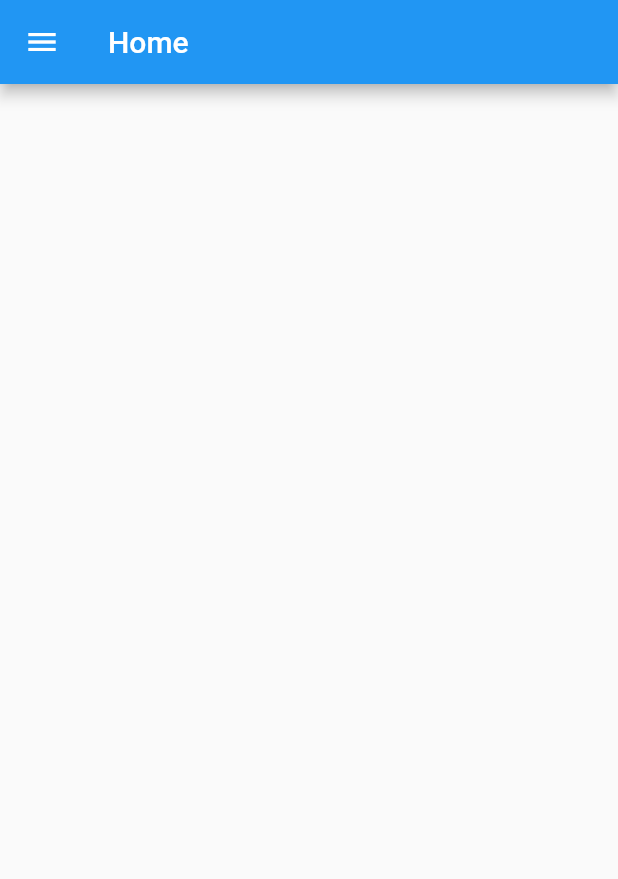
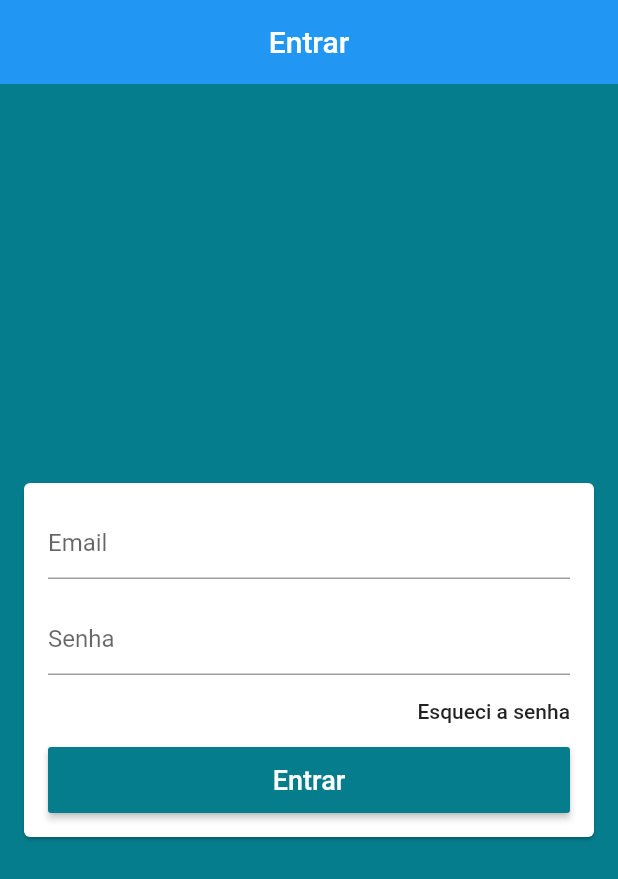
Before and after one commit to 7Gabriel/flutter-app, a Flutter app: the screen it shows after launch, on a phone screen of 412 x 824 dp. Shown: the top 879 px of the screen. Run offline on Flutter 3.47's test engine with Material 2 defaults, Android fonts, the phone set to English and light mode, and no system bars; our stand-ins replace cloud_firestore, firebase_auth, firebase_core; accounts and stored records are empty.

Commit message:
feat: create login

```diff
--- /dev/null
+++ b/lib/helpers/validators.dart
@@ -0,0 +1,5 @@
+bool emailValid(String email){
+  final RegExp regex = RegExp(
+      r"^(([^<>()[\]\\.,;:\s@\']+(\.[^<>()[\]\\.,;:\s@\']+)*)|(\'.+\'))@((\[[0-9]{1,3}\.[0-9]{1,3}\.[0-9]{1,3}\.[0-9]{1,3}\])|(([a-zA-Z\-0-9]+\.)+[a-zA-Z]{2,}))$");
+  return regex.hasMatch(email);
+}
--- a/lib/main.dart
+++ b/lib/main.dart
@@ -1,7 +1,9 @@
 import 'package:cloud_firestore/cloud_firestore.dart';
 import 'package:firebase_core/firebase_core.dart';
 import 'package:flutter/material.dart';
+import 'package:loja_virtual/models/user_manager.dart';
 import 'package:loja_virtual/screens/base/base_screen.dart';
+import 'package:provider/provider.dart';
 
 Future <void> main() async {
 
@@ -9,7 +11,6 @@ Future <void> main() async {
   await Firebase.initializeApp();
   runApp(const MyApp());
 
-  FirebaseFirestore.instance.collection('usuarios').add({'nome': 'joao', 'idade': '37'});
 }
 
 class MyApp extends StatelessWidget {
@@ -19,106 +20,20 @@ class MyApp extends StatelessWidget {
   @override
   Widget build(BuildContext context) {
 
-    return MaterialApp(
-      title: 'Loja do Joao',
-    theme: ThemeData(
-        // This is the theme of your application.
-        //
-        // Try running your application with "flutter run". You'll see the
-        // application has a blue toolbar. Then, without quitting the app, try
-        // changing the primarySwatch below to Colors.green and then invoke
-        // "hot reload" (press "r" in the console where you ran "flutter run",
-        // or simply save your changes to "hot reload" in a Flutter IDE).
-        // Notice that the counter didn't reset back to zero; the application
-        // is not restarted.
-        primarySwatch: Colors.blue,
+    return ChangeNotifierProvider(
+      create: (_) => UserManager(),
+      child: MaterialApp(
+        title: 'Loja do Joao',
+      theme: ThemeData(
+          primaryColor: const Color.fromARGB(255, 5, 125, 141),
+        scaffoldBackgroundColor: const Color.fromARGB(255, 5, 125, 141),
+        appBarTheme: const AppBarTheme(
+          elevation: 0
+        ),
+        visualDensity: VisualDensity.adaptivePlatformDensity,
+        ),
+        home: BaseScreen(),
       ),
-      home: BaseScreen(),
     );
   }
 }
-
-class MyHomePage extends StatefulWidget {
-  const MyHomePage({Key? key, required this.title}) : super(key: key);
-
-  // This widget is the home page of your application. It is stateful, meaning
-  // that it has a State object (defined below) that contains fields that affect
-  // how it looks.
-
-  // This class is the configuration for the state. It holds the values (in this
-  // case the title) provided by the parent (in this case the App widget) and
-  // used by the build method of the State. Fields in a Widget subclass are
-  // always marked "final".
-
-  final String title;
-
-  @override
-  State<MyHomePage> createState() => _MyHomePageState();
-}
-
-class _MyHomePageState extends State<MyHomePage> {
-  int _counter = 0;
-
-  void _incrementCounter() {
-    setState(() {
-      // This call to setState tells the Flutter framework that something has
-      // changed in this State, which causes it to rerun the build method below
-      // so that the display can reflect the updated values. If we changed
-      // _counter without calling setState(), then the build method would not be
-      // called again, and so nothing would appear to happen.
-      _counter++;
-    });
-  }
-
-  @override
-  Widget build(BuildContext context) {
-    // This method is rerun every time setState is called, for instance as done
-    // by the _incrementCounter method above.
-    //
-    // The Flutter framework has been optimized to make rerunning build methods
-    // fast, so that you can just rebuild anything that needs updating rather
-    // than having to individually change instances of widgets.
-    return Scaffold(
-      appBar: AppBar(
-        // Here we take the value from the MyHomePage object that was created by
-        // the App.build method, and use it to set our appbar title.
-        title: Text(widget.title),
-      ),
-      body: Center(
-        // Center is a layout widget. It takes a single child and positions it
-        // in the middle of the parent.
-        child: Column(
-          // Column is also a layout widget. It takes a list of children and
-          // arranges them vertically. By default, it sizes itself to fit its
-          // children horizontally, and tries to be as tall as its parent.
-          //
-          // Invoke "debug painting" (press "p" in the console, choose the
-          // "Toggle Debug Paint" action from the Flutter Inspector in Android
-          // Studio, or the "Toggle Debug Paint" command in Visual Studio Code)
-          // to see the wireframe for each widget.
-          //
-          // Column has various properties to control how it sizes itself and
-          // how it positions its children. Here we use mainAxisAlignment to
-          // center the children vertically; the main axis here is the vertical
-          // axis because Columns are vertical (the cross axis would be
-          // horizontal).
-          mainAxisAlignment: MainAxisAlignment.center,
-          children: <Widget>[
-            const Text(
-              'You have pushed the button this many times:',
-            ),
-            Text(
-              '$_counter',
-              style: Theme.of(context).textTheme.headline4,
-            ),
-          ],
-        ),
-      ),
-      floatingActionButton: FloatingActionButton(
-        onPressed: _incrementCounter,
-        tooltip: 'Increment',
-        child: const Icon(Icons.add),
-      ), // This trailing comma makes auto-formatting nicer for build methods.
-    );
-  }
-}
--- /dev/null
+++ b/lib/models/user.dart
@@ -0,0 +1,9 @@
+class UserAuth {
+
+
+  String email;
+  String password;
+
+  UserAuth({required this.email, required this.password});
+
+}
--- /dev/null
+++ b/lib/models/user_manager.dart
@@ -0,0 +1,32 @@
+import 'package:firebase_auth/firebase_auth.dart';
+import 'package:flutter/cupertino.dart';
+import 'package:flutter/services.dart';
+import 'package:loja_virtual/helpers/firebase_errors.dart';
+import 'package:loja_virtual/models/user.dart';
+
+class UserManager extends ChangeNotifier{
+
+ final FirebaseAuth auth = FirebaseAuth.instance;
+
+ bool _loading = false;
+ bool get loading => _loading;
+
+ Future<void> signIn({UserAuth? user, Function? onFail, Function? onSuccess}) async {
+   loading = true;
+  try {
+       final UserCredential credential = await auth.signInWithEmailAndPassword(
+           email: user!.email, password: user.password);
+       onSuccess!();
+     } on FirebaseAuthException catch (e){
+       onFail!(getErrorString(e.code));
+     }
+
+   loading = false;
+   }
+
+set loading(bool value){
+   _loading = value;
+   notifyListeners();
+}
+
+}
--- a/lib/screens/base/base_screen.dart
+++ b/lib/screens/base/base_screen.dart
@@ -1,5 +1,6 @@
 import 'package:flutter/material.dart';
 import 'package:loja_virtual/common/custom_drawer/custom_drawer.dart';
+import 'package:loja_virtual/screens/login/login_screen.dart';
 
 class BaseScreen extends StatelessWidget {
 
@@ -11,6 +12,7 @@ class BaseScreen extends StatelessWidget {
      controller: pageController,
      physics: const NeverScrollableScrollPhysics(),
      children: <Widget>[
+       LoginScreen(),
        Scaffold(
          drawer: CustomDrawer(),
          appBar: AppBar(
--- /dev/null
+++ b/lib/screens/login/login_screen.dart
@@ -0,0 +1,120 @@
+import 'package:flutter/cupertino.dart';
+import 'package:flutter/material.dart';
+import 'package:loja_virtual/helpers/validators.dart';
+import 'package:loja_virtual/models/user.dart';
+import 'package:loja_virtual/models/user_manager.dart';
+import 'package:provider/provider.dart';
+
+
+class LoginScreen extends StatelessWidget{
+
+  final TextEditingController emailController = TextEditingController();
+  final TextEditingController passController = TextEditingController();
+
+  final GlobalKey<FormState> formKey = GlobalKey<FormState>();
+  final GlobalKey<ScaffoldState> scaffoldKey = GlobalKey<ScaffoldState>();
+
+  @override
+  Widget build(BuildContext context) {
+
+    return Scaffold(
+      key: scaffoldKey,
+      appBar: AppBar(
+        title: const Text('Entrar'),
+        centerTitle: true,
+      ),
+      body: Center(
+        child: Card(
+          margin: const EdgeInsets.symmetric(horizontal: 16),
+          child: Form(
+            key: formKey,
+            child: Consumer<UserManager>(
+                builder: (_, userManager, child){
+                  return ListView(
+                    padding: const EdgeInsets.all(16),
+                    shrinkWrap: true,
+                    children: [
+                      TextFormField(
+                        controller: emailController,
+                        enabled: !userManager.loading,
+                        decoration: const InputDecoration(hintText: 'Email'),
+                        keyboardType: TextInputType.emailAddress,
+                        autocorrect: false,
+                        validator: (email){
+                          if(!emailValid(email!)){
+                            return 'Email inválido';
+                          }
+                          return null;
+                        },
+                      ),
+                      const SizedBox(height: 16,),
+                      TextFormField(
+                        controller: passController,
+                        enabled: !userManager.loading,
+                        decoration: const InputDecoration(hintText: 'Senha'),
+                        autocorrect: false,
+                        obscureText: true,
+                        validator: (pass){
+                          if(pass!.isEmpty || pass.length < 6) {
+                            return 'Ops, algo deu errado';
+                          }
+                          return null;
+                        },
+                      ),
+                      Align(
+                        alignment: Alignment.centerRight,
+                        child: FlatButton(
+                          onPressed: (){
+
+                          },
+                          padding: EdgeInsets.zero,
+                          child: const Text('Esqueci a senha'),
+                        ),
+                      ),
+                      SizedBox(
+                        height: 44,
+                        child: RaisedButton(
+                          onPressed: userManager.loading ? null : (){
+                            if(formKey.currentState!.validate()){
+                              context.read<UserManager>().signIn(
+                                  user: UserAuth(
+                                      email: emailController.text,
+                                      password: passController.text
+                                  ),
+                                  onFail: (e){
+                                    scaffoldKey.currentState!.showSnackBar(
+                                        SnackBar(
+                                          content: Text('Falha ao entrar: $e'),
+                                          backgroundColor: Colors.red,
+                                        )
+                                    );
+                                  },
+                                  onSuccess: (){
+                                    // TODO: FECHAR TELA DE LOGIN
+                                  }
+                              );
+                            }
+                          },
+
+                          color: Theme.of(context).primaryColor,
+                          textColor: Colors.white,
+                          child: userManager.loading ? const CircularProgressIndicator(
+                            valueColor: AlwaysStoppedAnimation(Colors.white),
+                          ) :
+                          const Text('Entrar', style: TextStyle(fontSize: 18),),
+                        ),
+                      ),
+                    ],
+                  );
+                },
+
+            ),
+          ),
+        ),
+      ),
+    );
+
+  }
+
+
+}
--- a/pubspec.yaml
+++ b/pubspec.yaml
@@ -38,6 +38,7 @@ dependencies:
   firebase_auth: ^3.2.0
   firebase_storage: ^10.1.0
   firebase_core: ^1.10.0
+  provider: ^6.0.1
 
 dev_dependencies:
   flutter_test:
```
Also changed, not shown: lib/helpers/firebase_errors.dart (added, +25 -0 lines), lib/models/page_manager.dart (added, +17 -0 lines), pubspec.lock.
